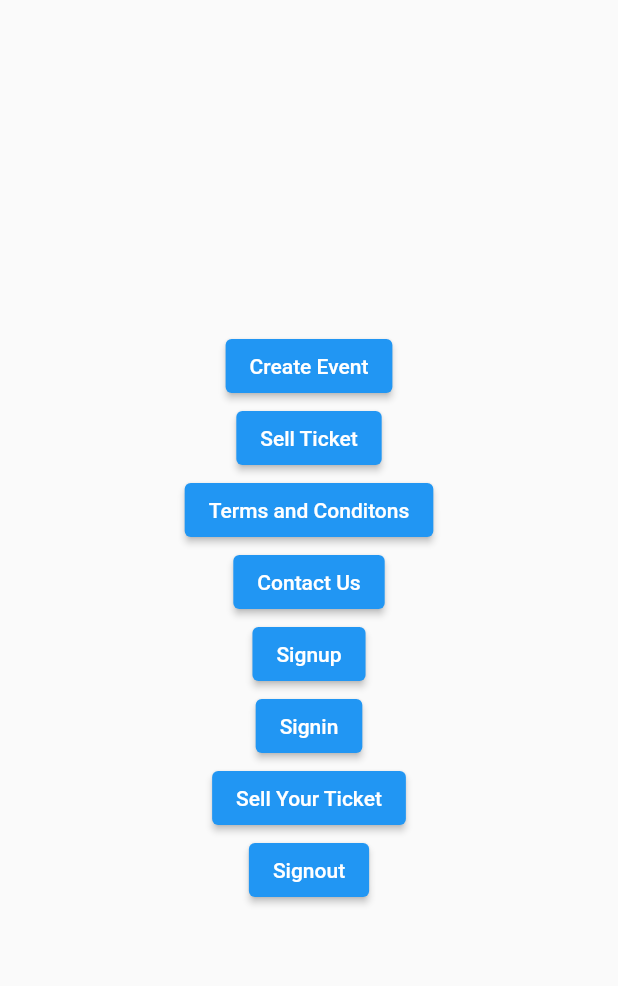
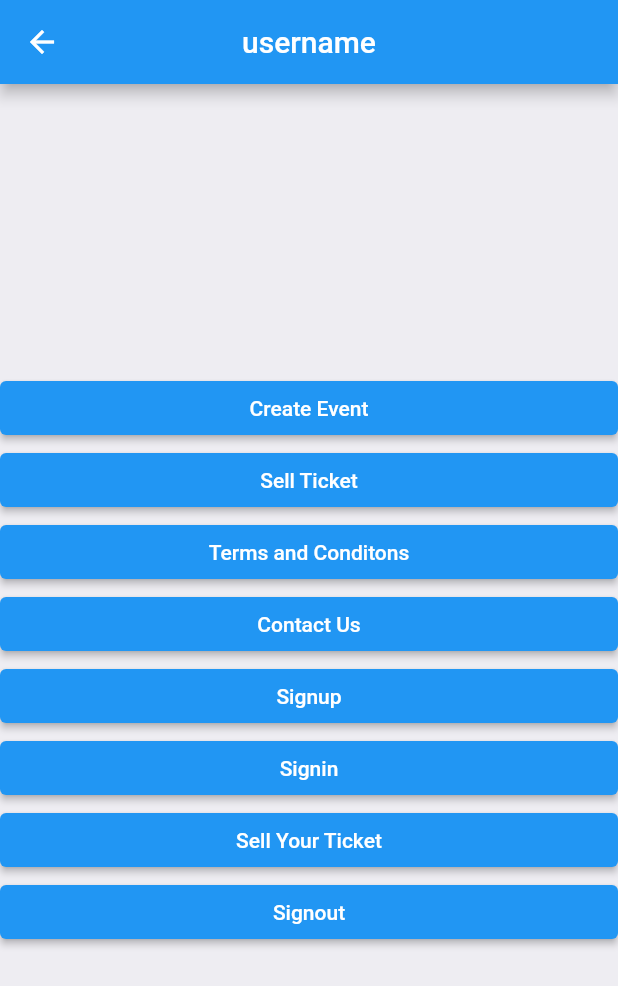
Before and after one commit to dalalalis/ticket_app, a Flutter app: the ProfilePage screen opened directly, on a phone screen of 412 x 824 dp. Shown: the top 986 px of the screen. Run offline on Flutter 3.47's test engine with Material 2 defaults, Android fonts, the phone set to English and light mode, and no system bars; our stand-ins replace date_time_picker, dio, fluentui_icons, go_router, image_picker, jwt_decoder and 2 more; accounts and stored records are empty; network calls fail.

```diff
--- a/lib/main.dart
+++ b/lib/main.dart
@@ -38,11 +38,10 @@ void main() async {
 }
 
 final router = GoRouter(routes: [
-  GoRoute(path: '/', builder: ((context, state) => Signin())),
+  GoRoute(
+      path: '/', builder: ((context, state) => MyHomePage(title: 'ticket'))),
+  GoRoute(path: '/home', builder: ((context, state) => Signin())),
   GoRoute(path: '/signup', builder: ((context, state) => Signup())),
-  GoRoute(
-      path: '/home',
-      builder: ((context, state) => MyHomePage(title: 'ticket'))),
   GoRoute(path: '/eventlist', builder: ((context, state) => EventListView())),
   GoRoute(
       path: '/eventlist/create', builder: ((context, state) => CreateEvent())),
@@ -80,10 +79,13 @@ class MyApp extends StatelessWidget {
       ],
       child: MaterialApp.router(
           debugShowCheckedModeBanner: false,
-          title: 'Flutter Demo',
           theme: ThemeData(
-            primaryColor: primary,
-          ),
+              primaryColor: primary,
+              scaffoldBackgroundColor: Styles.bgColor,
+              textTheme: TextTheme(
+                headline1:
+                    TextStyle(fontSize: 72.0, fontWeight: FontWeight.bold),
+              )),
           routerConfig: router),
     );
   }
--- a/lib/screens/cart_page.dart
+++ b/lib/screens/cart_page.dart
@@ -19,7 +19,8 @@ class _CheckoutPageState extends State<CheckoutPage> {
   @override
   void initState() {
     super.initState();
-    timer = Timer(const Duration(seconds: 10), () {
+    Duration popDuration = Duration(seconds: 10);
+    timer = Timer(popDuration, () {
       context.pop();
 
       /// Navigate to seconds screen when timer callback in executed
--- a/lib/screens/profile_screen.dart
+++ b/lib/screens/profile_screen.dart
@@ -12,61 +12,59 @@ class ProfilePage extends StatelessWidget {
   @override
   Widget build(BuildContext context) {
     return Scaffold(
-      body: Column(mainAxisAlignment: MainAxisAlignment.center, children: [
-        Center(
-            child: ElevatedButton(
+      appBar: AppBar(
+        centerTitle: true,
+        title: Text("username"),
+      ),
+      body: SafeArea(
+        child: Column(
+            mainAxisAlignment: MainAxisAlignment.center,
+            crossAxisAlignment: CrossAxisAlignment.stretch,
+            children: [
+              ElevatedButton(
                   onPressed: () {
                     context.push('/eventlist/create');
                   },
-                child: Text('Create Event'))),
-        Center(
-            child: ElevatedButton(
+                  child: Text('Create Event')),
+              ElevatedButton(
                   onPressed: () {
                     context.push('/addticket');
                   },
-                child: Text('Sell Ticket'))),
-        Center(
-            child: ElevatedButton(
+                  child: Text('Sell Ticket')),
+              ElevatedButton(
                   onPressed: () {
                     context.push('');
                   },
-                child: Text('Terms and Conditons'))),
-        Center(
-            child: ElevatedButton(
+                  child: Text('Terms and Conditons')),
+              ElevatedButton(
                   onPressed: () {
                     context.push('');
                   },
-                child: Text('Contact Us'))),
-        Center(
-          child: ElevatedButton(
+                  child: Text('Contact Us')),
+              ElevatedButton(
                   onPressed: () {
                     context.push("/signup");
                   },
                   child: Text("Signup")),
-        ),
-        Center(
-          child: ElevatedButton(
+              ElevatedButton(
                   onPressed: () {
                     context.push("/signin");
                   },
                   child: Text("Signin")),
-        ),
-        Center(
-            child: ElevatedButton(
+              ElevatedButton(
                 onPressed: () {
                   context.pop();
                 },
                 child: Text("Sell Your Ticket"),
-        )),
-        Center(
-          child: ElevatedButton(
+              ),
+              ElevatedButton(
                 onPressed: () {
                   context.read<AuthProvider>().logout();
                 },
                 child: Text("Signout"),
               ),
+            ]),
       ),
-      ]),
     );
   }
 }
```
Also changed, not shown: lib/screens/order_screen.dart (added, +26 -0 lines). Lines whose indentation alone changed are shown as unchanged.
